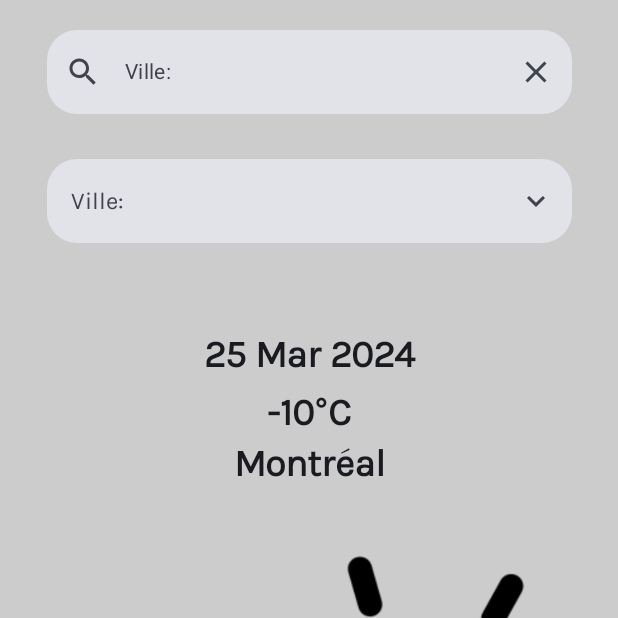
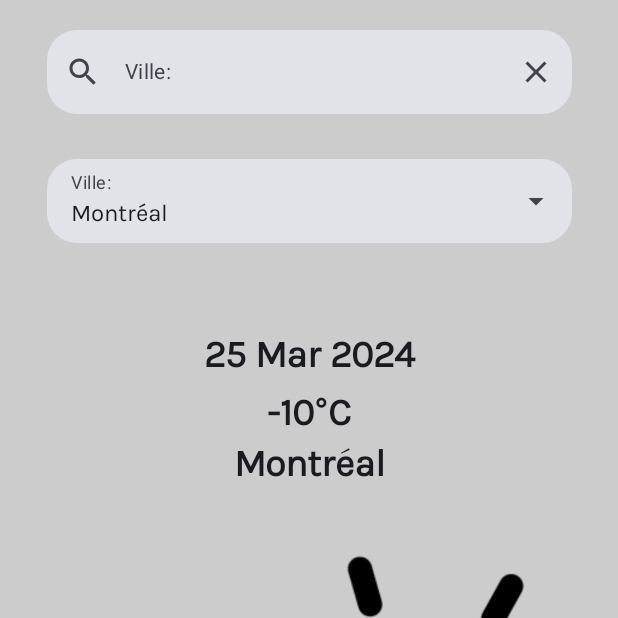
Before and after one commit to aloe-vero/Projet_01, an Android app built with Jetpack Compose: the screen it shows after launch (MainActivity), on a phone screen of 412 x 824 dp, the top half of it. Run offline under Robolectric (Android 15) with nearby library versions, the phone set to English and light mode, and no system bars.

Commit message:
travail classe

```diff
--- a/app/src/main/java/com/example/projet_01/MainActivity.kt
+++ b/app/src/main/java/com/example/projet_01/MainActivity.kt
@@ -1,8 +1,9 @@
 package com.example.projet_01
 
-import android.graphics.drawable.Icon
+import android.content.ContentValues.TAG
 import android.os.Build
 import android.os.Bundle
+import android.util.Log
 import androidx.activity.ComponentActivity
 import androidx.activity.compose.setContent
 import androidx.annotation.RequiresApi
@@ -10,39 +11,30 @@ import androidx.compose.foundation.Image
 import androidx.compose.foundation.background
 import androidx.compose.foundation.clickable
 import androidx.compose.foundation.layout.Arrangement
-import androidx.compose.foundation.layout.Box
 import androidx.compose.foundation.layout.Column
 import androidx.compose.foundation.layout.Spacer
 import androidx.compose.foundation.layout.fillMaxSize
-import androidx.compose.foundation.layout.fillMaxWidth
 import androidx.compose.foundation.layout.height
-import androidx.compose.foundation.layout.padding
 import androidx.compose.foundation.layout.width
-import androidx.compose.foundation.layout.wrapContentSize
-import androidx.compose.foundation.lazy.LazyColumn
-import androidx.compose.foundation.lazy.items
-import androidx.compose.foundation.rememberScrollState
 import androidx.compose.foundation.shape.RoundedCornerShape
 import androidx.compose.material.icons.Icons
 import androidx.compose.material.icons.filled.Clear
-import androidx.compose.material.icons.filled.ExpandLess
-import androidx.compose.material.icons.filled.ExpandMore
-import androidx.compose.material.icons.filled.MoreVert
 import androidx.compose.material.icons.filled.Search
-import androidx.compose.material.icons.outlined.Edit
-import androidx.compose.material3.DropdownMenu
 import androidx.compose.material3.DropdownMenuItem
+import androidx.compose.material3.ExperimentalMaterial3Api
+import androidx.compose.material3.ExposedDropdownMenuBox
+import androidx.compose.material3.ExposedDropdownMenuDefaults
 import androidx.compose.material3.Icon
-import androidx.compose.material3.IconButton
 import androidx.compose.material3.MaterialTheme
 import androidx.compose.material3.Surface
 import androidx.compose.material3.Text
 import androidx.compose.material3.TextField
 import androidx.compose.material3.TextFieldDefaults
 import androidx.compose.runtime.Composable
-import androidx.compose.runtime.LaunchedEffect
+import androidx.compose.runtime.getValue
 import androidx.compose.runtime.mutableStateOf
 import androidx.compose.runtime.saveable.rememberSaveable
+import androidx.compose.runtime.setValue
 import androidx.compose.ui.Alignment
 import androidx.compose.ui.Modifier
 import androidx.compose.ui.graphics.Color
@@ -125,10 +117,11 @@ fun IconWeather(modifier: Modifier = Modifier){
 @RequiresApi(Build.VERSION_CODES.M)
 @Composable
 fun SearchBar(modifier: Modifier = Modifier){
+    var ville = rememberSaveable {mutableStateOf("")}
     TextField(
         modifier = Modifier.width(350.dp),
-        value = "",
-        onValueChange = {/*TODO*/},
+        value = ville.value,
+        onValueChange = {ville.value = it},
         label = { Text(text = "Ville: ",
             style = MaterialTheme.typography.bodyMedium,)},
         shape = RoundedCornerShape(20.dp),
@@ -139,7 +132,11 @@ fun SearchBar(modifier: Modifier = Modifier){
         leadingIcon = {
            Icon(
                imageVector = Icons.Filled.Search,
-               contentDescription = "search"
+               contentDescription = "search",
+               modifier = Modifier.clickable {
+                   Log.d(TAG, "button clicked")
+                   Log.i("data: ", ville.value)
+               }
            )
         },
         trailingIcon={
@@ -147,7 +144,7 @@ fun SearchBar(modifier: Modifier = Modifier){
                 Icons.Default.Clear,
                 contentDescription = "clear text",
                 modifier = Modifier.clickable {
-                    /*TODO*/
+                    ville.value = ""
                 }
             )
         }
@@ -155,14 +152,25 @@ fun SearchBar(modifier: Modifier = Modifier){
     )
 }
 
+@OptIn(ExperimentalMaterial3Api::class)
 @Composable
-fun ListCity(modifier: Modifier = Modifier){
-    val liste : List<String> = listOf("Montréal", "Laval", "Québec", "Position actuelle")
-    var ouvert = rememberSaveable { mutableStateOf(false)}
+fun ListCity(modifier: Modifier = Modifier) {
+    val liste: List<String> = listOf("Montréal", "Laval", "Québec", "Position actuelle")
+    var ouvert = rememberSaveable { mutableStateOf(false) }
+    var selectedOptionText = rememberSaveable { mutableStateOf(liste[0]) }
+
+    ExposedDropdownMenuBox(
+        expanded = ouvert.value,
+        onExpandedChange = {
+            ouvert.value = !ouvert.value
+        }) {
         TextField(
-        modifier = Modifier.width(350.dp),
-        value = "",
-        onValueChange = {/*TODO*/},
+            value = selectedOptionText.value,
+            onValueChange = {},
+            modifier = Modifier
+                .width(350.dp)
+                .menuAnchor(),
+            readOnly = true,
             label = { Text(text = "Ville: ")},
             shape = RoundedCornerShape(20.dp),
             colors = TextFieldDefaults.colors(
@@ -170,36 +178,24 @@ fun ListCity(modifier: Modifier = Modifier){
                 unfocusedIndicatorColor = Color.Transparent
             ),
             trailingIcon = {
-            BoutonList(ouvert.value, onClick = { ouvert.value = !ouvert.value})
+                ExposedDropdownMenuDefaults.TrailingIcon(expanded = ouvert.value)
             }
             )
-    if(ouvert.value){
-        LazyColumn(Modifier.background(Color.Gray).width(350.dp)){
-
-            items(liste){
-                item -> Text(item, modifier = modifier.padding(4.dp))
+        ExposedDropdownMenu(
+            expanded = ouvert.value,
+            onDismissRequest = { ouvert.value = false
+            }
+        ) {
+            liste.forEach { selectionOption ->
+                DropdownMenuItem(
+                    text = { Text(text = selectionOption) },
+                    onClick = {
+                        selectedOptionText.value = selectionOption
+                        ouvert.value = false
+                    })
             }
         }
     }
-
-}
-
-@Composable
-fun BoutonList(ouvert: Boolean,
-               onClick: () -> Unit,
-               modifier: Modifier = Modifier
-){
-    IconButton(
-        onClick = onClick,
-        modifier = modifier
-    ){
-        Icon(
-        imageVector = if (ouvert) Icons.Filled.ExpandLess else Icons
-            .Filled.ExpandMore,
-        contentDescription = "Ouvrir"
-    )
-    }
-
 }
 
 @RequiresApi(Build.VERSION_CODES.M)
```
Lines whose indentation alone changed are shown as unchanged.
